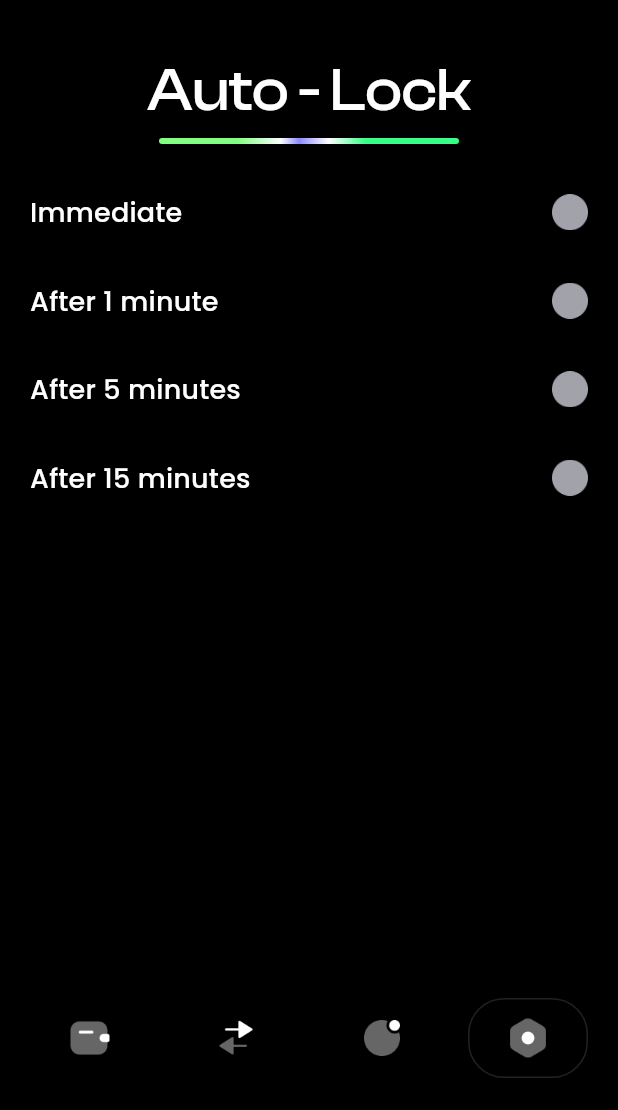
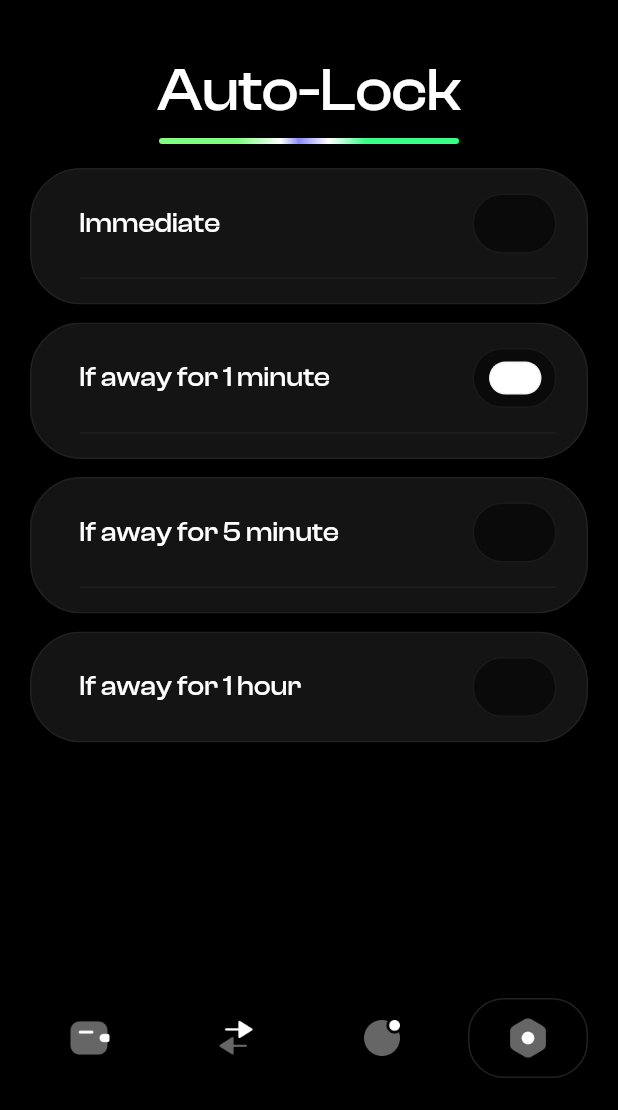
Before and after one commit to xiaoqianran/figma-009, a Flutter app: the SettingsAutoLockScreen screen opened by its route, on a phone screen of 412 x 824 dp, the part 126-1236 px from its top. Run offline on Flutter 3.47's test engine with Material 3 defaults, Android fonts, the phone set to English and light mode, and no system bars; our stand-ins replace go_router; statements that could not run were skipped.

Commit message:
feat: 完善 Settings Security 单选与 Price Alerts 代币行

```diff
--- /dev/null
+++ b/lib/features/settings/data/wallet_settings_state.dart
@@ -0,0 +1,49 @@
+import 'package:flutter/foundation.dart';
+
+/// In-memory mock settings persisted across Security sub-flows.
+class WalletSettingsState extends ChangeNotifier {
+  WalletSettingsState._();
+
+  static final WalletSettingsState instance = WalletSettingsState._();
+
+  static const List<String> autoLockOptions = [
+    'Immediate',
+    'If away for 1 minute',
+    'If away for 5 minute',
+    'If away for 1 hour',
+  ];
+
+  static const List<String> lockMethodOptions = [
+    'Passcode',
+    'Passcode / Face ID',
+  ];
+
+  int _autoLockIndex = 1;
+  int _lockMethodIndex = 1;
+
+  int get autoLockIndex => _autoLockIndex;
+  int get lockMethodIndex => _lockMethodIndex;
+
+  String get autoLockLabel => autoLockOptions[_autoLockIndex];
+  String get lockMethodLabel => lockMethodOptions[_lockMethodIndex];
+
+  void setAutoLock(int index) {
+    if (index == _autoLockIndex ||
+        index < 0 ||
+        index >= autoLockOptions.length) {
+      return;
+    }
+    _autoLockIndex = index;
+    notifyListeners();
+  }
+
+  void setLockMethod(int index) {
+    if (index == _lockMethodIndex ||
+        index < 0 ||
+        index >= lockMethodOptions.length) {
+      return;
+    }
+    _lockMethodIndex = index;
+    notifyListeners();
+  }
+}
--- a/lib/features/settings/presentation/screens/settings_autolock_screen.dart
+++ b/lib/features/settings/presentation/screens/settings_autolock_screen.dart
@@ -1,21 +1,36 @@
 import 'package:figma_009/core/constants/design_constants.dart';
 import 'package:figma_009/core/theme/app_colors.dart';
+import 'package:figma_009/features/settings/data/wallet_settings_state.dart';
 import 'package:figma_009/shared/widgets/bars/wallet_navigation_bar.dart';
-import 'package:figma_009/shared/widgets/cells/wallet_list_menu_cell.dart';
+import 'package:figma_009/shared/widgets/cells/wallet_selection_cell.dart';
 import 'package:figma_009/shared/widgets/other/wallet_section_title.dart';
 import 'package:flutter/material.dart';
 import 'package:go_router/go_router.dart';
 
 /// Figma frame `Settings - Security - AutoLock` (0:534).
-class SettingsAutoLockScreen extends StatelessWidget {
+class SettingsAutoLockScreen extends StatefulWidget {
   const SettingsAutoLockScreen({super.key});
 
-  static const _options = [
-    'Immediate',
-    'After 1 minute',
-    'After 5 minutes',
-    'After 15 minutes',
-  ];
+  @override
+  State<SettingsAutoLockScreen> createState() => _SettingsAutoLockScreenState();
+}
+
+class _SettingsAutoLockScreenState extends State<SettingsAutoLockScreen> {
+  final WalletSettingsState _settings = WalletSettingsState.instance;
+
+  @override
+  void initState() {
+    super.initState();
+    _settings.addListener(_onSettingsChanged);
+  }
+
+  @override
+  void dispose() {
+    _settings.removeListener(_onSettingsChanged);
+    super.dispose();
+  }
+
+  void _onSettingsChanged() => setState(() {});
 
   @override
   Widget build(BuildContext context) {
@@ -35,22 +50,28 @@ class SettingsAutoLockScreen extends StatelessWidget {
                 horizontal: DesignConstants.spacing20,
               ),
               child: WalletSectionTitle(
-                title: 'Auto - Lock',
+                title: 'Auto-Lock',
                 textAlign: TextAlign.center,
                 underlineWidth: 200,
               ),
             ),
             const SizedBox(height: DesignConstants.spacing16),
             Expanded(
-              child: ListView.builder(
+              child: ListView.separated(
                 padding: const EdgeInsets.symmetric(
                   horizontal: DesignConstants.spacing20,
                 ),
-                itemCount: _options.length,
+                itemCount: WalletSettingsState.autoLockOptions.length,
+                separatorBuilder: (_, _) =>
+                    const SizedBox(height: DesignConstants.spacing12),
                 itemBuilder: (context, index) {
-                  return WalletListMenuCell(
-                    title: _options[index],
-                    onTap: () => context.pop(),
+                  final option = WalletSettingsState.autoLockOptions[index];
+                  return WalletSelectionCell(
+                    title: option,
+                    selected: _settings.autoLockIndex == index,
+                    showDivider:
+                        index < WalletSettingsState.autoLockOptions.length - 1,
+                    onTap: () => _settings.setAutoLock(index),
                   );
                 },
               ),
--- a/lib/features/settings/presentation/screens/settings_screen.dart
+++ b/lib/features/settings/presentation/screens/settings_screen.dart
@@ -66,7 +66,7 @@ class SettingsScreen extends StatelessWidget {
                   WalletListMenuCell(
                     title: 'Push Notification',
                     iconAsset: WalletAssets.setNoti,
-                    onTap: () {},
+                    onTap: () => context.go(AppRoutes.notification),
                   ),
                   WalletListMenuCell(
                     title: 'Price Alerts',
--- /dev/null
+++ b/lib/shared/widgets/buttons/wallet_radio_toggle.dart
@@ -0,0 +1,42 @@
+import 'package:figma_009/core/theme/app_colors.dart';
+import 'package:flutter/material.dart';
+
+/// Figma `Button / Check / Ration` (selected) and `Uncheck` (unselected).
+class WalletRadioToggle extends StatelessWidget {
+  const WalletRadioToggle({required this.selected, super.key});
+
+  final bool selected;
+
+  static const double width = 56;
+  static const double height = 40;
+
+  @override
+  Widget build(BuildContext context) {
+    return SizedBox(
+      width: width,
+      height: height,
+      child: DecoratedBox(
+        decoration: BoxDecoration(
+          borderRadius: BorderRadius.circular(height / 2),
+          color: AppColors.blurOverlay,
+          border: Border.all(color: AppColors.strokeMuted),
+        ),
+        child: selected
+            ? Align(
+                alignment: Alignment.centerLeft,
+                child: Container(
+                  width: 35,
+                  height: 22,
+                  margin: const EdgeInsets.only(left: 11),
+                  decoration: BoxDecoration(
+                    color: AppColors.white,
+                    borderRadius: BorderRadius.circular(20),
+                    border: Border.all(color: const Color(0x0C000000)),
+                  ),
+                ),
+              )
+            : null,
+      ),
+    );
+  }
+}
--- /dev/null
+++ b/lib/shared/widgets/cells/wallet_selection_cell.dart
@@ -0,0 +1,68 @@
+import 'package:figma_009/core/constants/design_constants.dart';
+import 'package:figma_009/core/theme/app_colors.dart';
+import 'package:figma_009/core/theme/app_typography.dart';
+import 'package:figma_009/shared/widgets/buttons/wallet_radio_toggle.dart';
+import 'package:flutter/material.dart';
+
+/// Figma `Cell / Next Copy` on Auto-Lock / Lock Method screens.
+class WalletSelectionCell extends StatelessWidget {
+  const WalletSelectionCell({
+    required this.title,
+    required this.selected,
+    required this.onTap,
+    super.key,
+    this.showDivider = true,
+  });
+
+  final String title;
+  final bool selected;
+  final VoidCallback onTap;
+  final bool showDivider;
+
+  @override
+  Widget build(BuildContext context) {
+    final titleStyle = Theme.of(context).textTheme.titleMedium?.copyWith(
+      fontFamily: AppTypography.clashDisplayFamily,
+      fontSize: 18,
+      fontWeight: FontWeight.w500,
+      color: AppColors.white,
+    );
+
+    return Material(
+      color: Colors.transparent,
+      child: InkWell(
+        onTap: onTap,
+        borderRadius: BorderRadius.circular(34),
+        child: Ink(
+          decoration: BoxDecoration(
+            color: AppColors.surfaceDark,
+            borderRadius: BorderRadius.circular(34),
+            border: Border.all(color: AppColors.strokeDark),
+          ),
+          child: Padding(
+            padding: const EdgeInsets.fromLTRB(
+              DesignConstants.spacing32,
+              DesignConstants.spacing16,
+              DesignConstants.spacing20,
+              DesignConstants.spacing16,
+            ),
+            child: Column(
+              children: [
+                Row(
+                  children: [
+                    Expanded(child: Text(title, style: titleStyle)),
+                    WalletRadioToggle(selected: selected),
+                  ],
+                ),
+                if (showDivider) ...[
+                  const SizedBox(height: DesignConstants.spacing16),
+                  const Divider(height: 1, color: Color(0xFF1E1E1E)),
+                ],
+              ],
+            ),
+          ),
+        ),
+      ),
+    );
+  }
+}
```
Also changed, not shown: lib/features/notification/data/mock_notifications.dart (+18 -0 lines), lib/features/settings/data/mock_price_alerts.dart (added, +13 -0 lines), lib/features/settings/presentation/screens/settings_method_screen.dart (+35 -8 lines), lib/features/settings/presentation/screens/settings_price_alerts_screen.dart (+13 -24 lines), lib/features/settings/presentation/screens/settings_security_screen.dart (+25 -3 lines), lib/shared/widgets/buttons/wallet_switch_toggle.dart (+5 -5 lines), lib/shared/widgets/cells/wallet_price_alert_cell.dart (added, +121 -0 lines), 7 other files.
